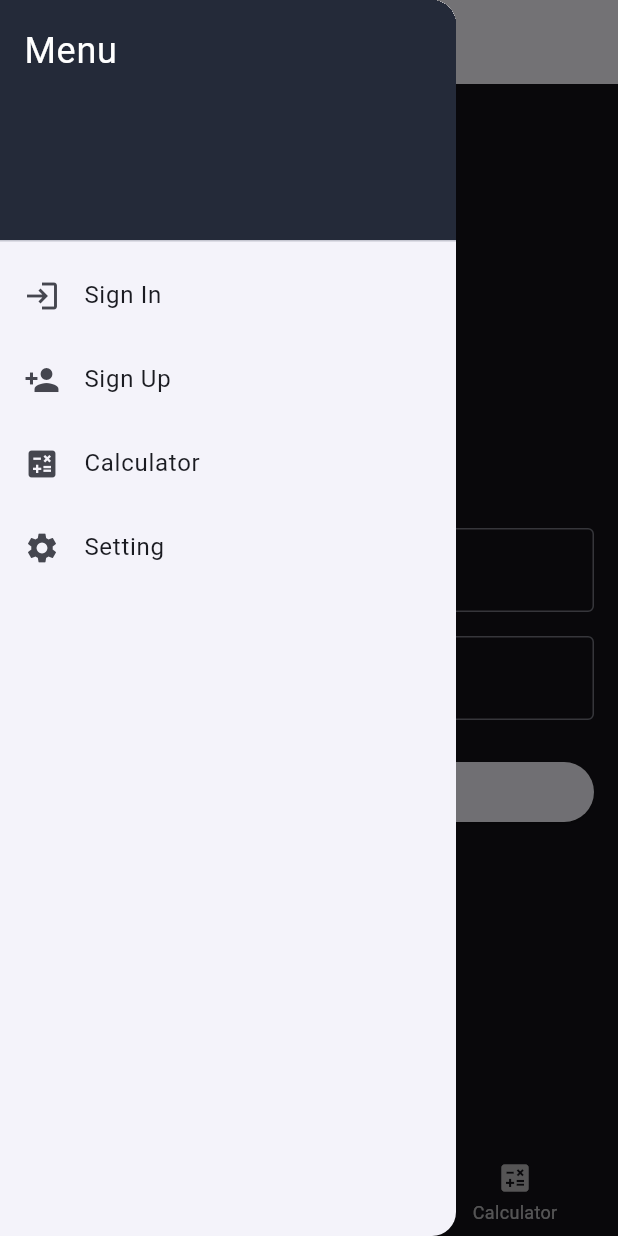
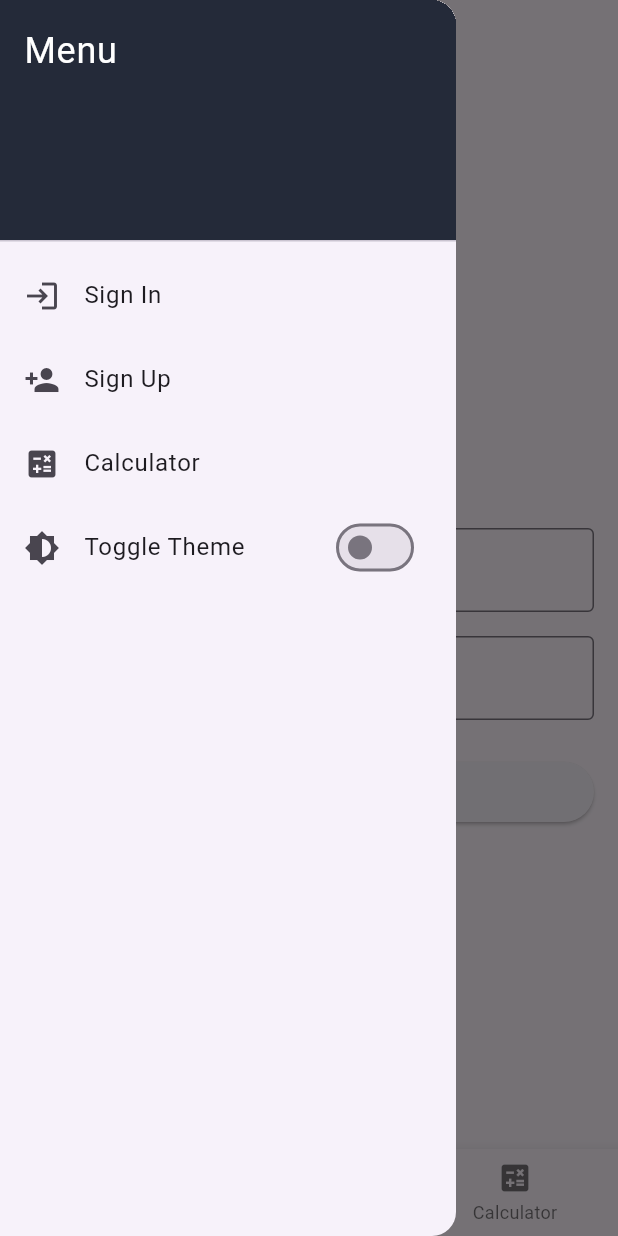
Before and after one commit to uwclement/FlutterMobile_App, a Flutter app: the screen it shows after launch, with the side drawer open, on a phone screen of 412 x 824 dp. Run offline on Flutter 3.47's test engine with Material 3 defaults, Android fonts, the phone set to English and light mode, and no system bars; our stand-ins replace shared_preferences.

Commit message:
added theme preference

```diff
--- a/lib/main.dart
+++ b/lib/main.dart
@@ -3,24 +3,39 @@ import 'package:mobile_app_flutter/pages/Calculator.dart';
 import 'package:mobile_app_flutter/pages/NavDrawer.dart';
 import 'package:mobile_app_flutter/pages/SignIn.dart';
 import 'package:mobile_app_flutter/pages/SignUp.dart';
+import 'package:mobile_app_flutter/pages/Theme_provider.dart';
+import 'package:provider/provider.dart';
 
-void main() => runApp(const MyApp());
+void main() {
+  runApp(
+    ChangeNotifierProvider(
+      create: (context) => ThemeProvider(),
+      child: const MyApp(),
+    ),
+  );
+}
 
 class MyApp extends StatelessWidget {
   const MyApp({super.key});
 
   @override
   Widget build(BuildContext context) {
+    return Consumer<ThemeProvider>(
+      builder: (context, themeProvider, child) {
         return MaterialApp(
           title: 'Tab Navigation Demo',
-      theme: ThemeData.dark().copyWith(
+          theme: ThemeData.light(),
+          darkTheme: ThemeData.dark().copyWith(
             colorScheme: ColorScheme.fromSeed(
               seedColor: const Color.fromARGB(255, 18, 57, 142),
             ),
             useMaterial3: true,
           ),
+          themeMode: themeProvider.isDarkMode ? ThemeMode.dark : ThemeMode.light,
           debugShowCheckedModeBanner: false,
           home: const HomePage(),
+        );
+      },
     );
   }
 }
--- a/lib/pages/NavDrawer.dart
+++ b/lib/pages/NavDrawer.dart
@@ -1,4 +1,6 @@
 import 'package:flutter/material.dart';
+import 'package:provider/provider.dart';
+import 'Theme_provider.dart';
 
 class NavDrawer extends StatelessWidget {
   final Function(int) onItemSelected;
@@ -45,13 +47,18 @@ class NavDrawer extends StatelessWidget {
             },
           ),
           ListTile(
-            leading: const Icon(Icons.settings),
-            title: const Text('Setting'),
-            onTap: () {
-              Navigator.pop(context);
-              // You can add a new index for settings if needed
-              // onItemSelected(3);
-            },
+            leading: const Icon(Icons.brightness_6),
+            title: const Text('Toggle Theme'),
+            trailing: Consumer<ThemeProvider>(
+              builder: (context, themeProvider, child) {
+                return Switch(
+                  value: themeProvider.isDarkMode,
+                  onChanged: (value) {
+                    themeProvider.toggleTheme();
+                  },
+                );
+              },
+            ),
           ),
         ],
       ),
--- /dev/null
+++ b/lib/pages/Theme_provider.dart
@@ -0,0 +1,29 @@
+import 'package:flutter/material.dart';
+import 'package:shared_preferences/shared_preferences.dart';
+
+class ThemeProvider with ChangeNotifier {
+  bool _isDarkMode = false;
+
+  bool get isDarkMode => _isDarkMode;
+
+  ThemeProvider() {
+    _loadTheme();
+  }
+
+  void toggleTheme() {
+    _isDarkMode = !_isDarkMode;
+    _saveTheme();
+    notifyListeners();
+  }
+
+  void _loadTheme() async {
+    SharedPreferences prefs = await SharedPreferences.getInstance();
+    _isDarkMode = prefs.getBool('isDarkMode') ?? false;
+    notifyListeners();
+  }
+
+  void _saveTheme() async {
+    SharedPreferences prefs = await SharedPreferences.getInstance();
+    prefs.setBool('isDarkMode', _isDarkMode);
+  }
+}
```
Also changed, not shown: pubspec.yaml (+10 -9 lines), pubspec.lock, 2 other files. Lines whose indentation alone changed are shown as unchanged.
